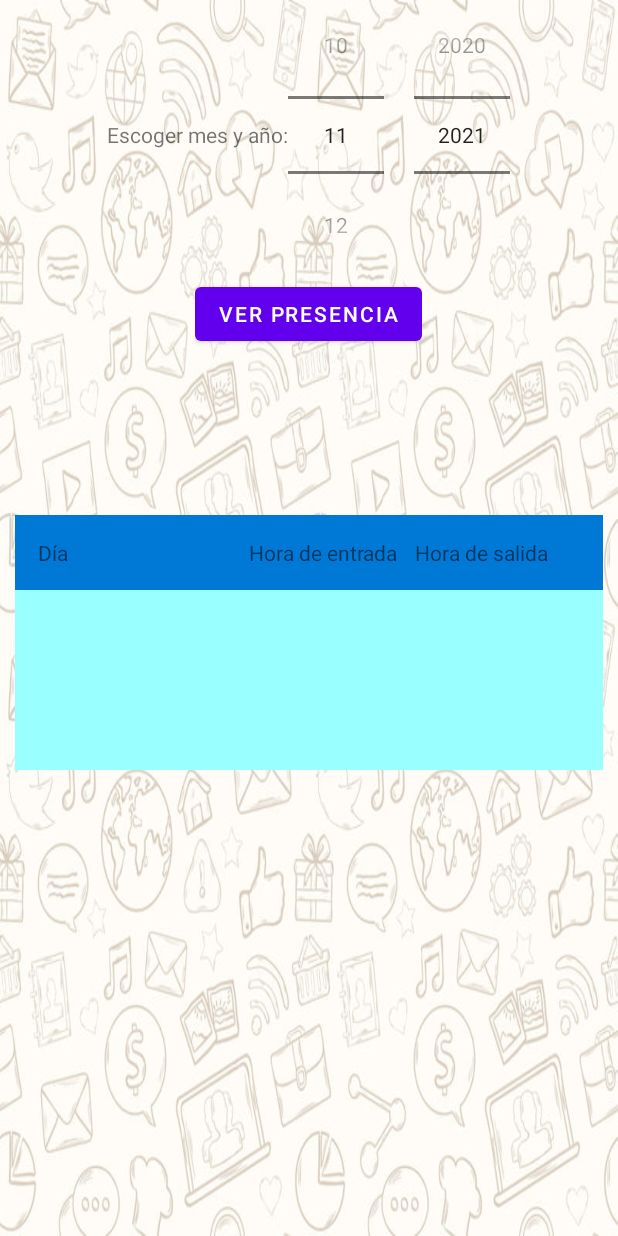
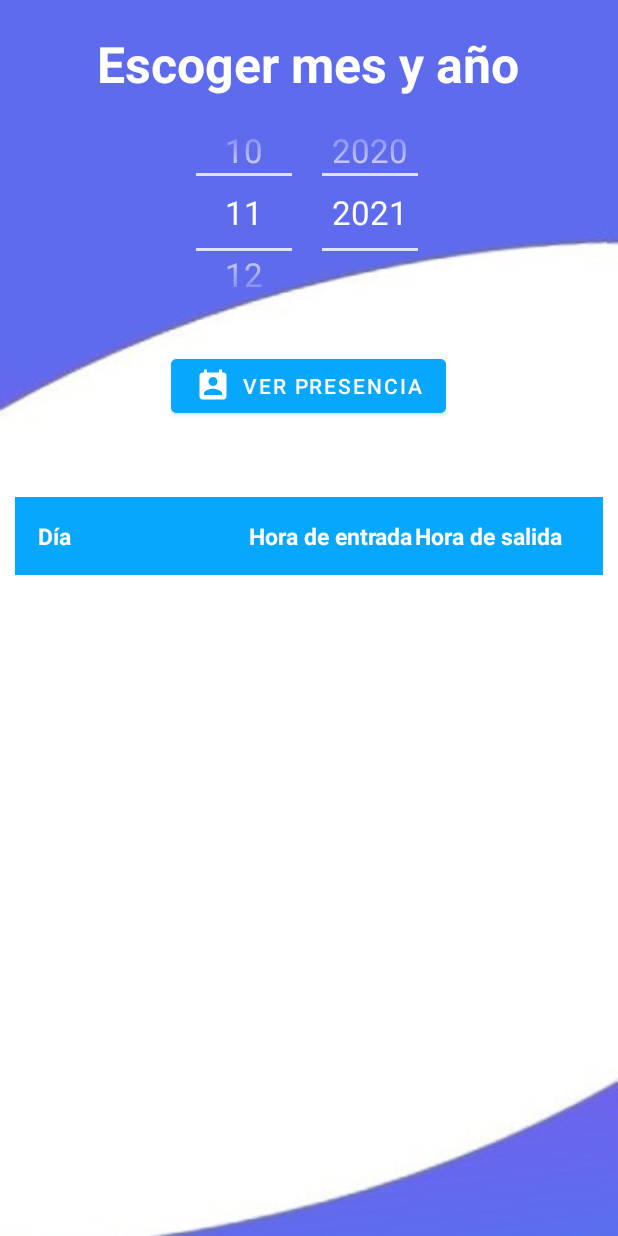
Before and after one commit to NicolasCeaPorras/ProyectoSMOV, an Android app: the PresenciaActivity screen opened directly, with no data from a screen before it, on a phone screen of 412 x 824 dp. Run offline under Robolectric (Android 15) with nearby library versions, the phone set to English and light mode, and no system bars; our stand-ins replace Firebase (no records; nobody signed in at launch, a user with empty details on screens opened directly).

Commit message:
diseño mi presencia

```diff
--- /dev/null
+++ b/app/src/main/res/drawable/ic_baseline_perm_contact_calendar_24.xml
@@ -0,0 +1,5 @@
+<vector android:height="24dp" android:tint="#FFFFFF"
+    android:viewportHeight="24" android:viewportWidth="24"
+    android:width="24dp" xmlns:android="http://schemas.android.com/apk/res/android">
+    <path android:fillColor="@android:color/white" android:pathData="M19,3h-1L18,1h-2v2L8,3L8,1L6,1v2L5,3c-1.11,0 -2,0.9 -2,2v14c0,1.1 0.89,2 2,2h14c1.1,0 2,-0.9 2,-2L21,5c0,-1.1 -0.9,-2 -2,-2zM12,6c1.66,0 3,1.34 3,3s-1.34,3 -3,3 -3,-1.34 -3,-3 1.34,-3 3,-3zM18,18L6,18v-1c0,-2 4,-3.1 6,-3.1s6,1.1 6,3.1v1z"/>
+</vector>
--- a/app/src/main/res/layout/activity_agenda.xml
+++ b/app/src/main/res/layout/activity_agenda.xml
@@ -7,7 +7,7 @@
     android:layout_height="match_parent"
     tools:context=".AgendaActivity"
     android:orientation="vertical"
-    android:background="@drawable/fondo"
+    android:background="@drawable/fondoapp"
     >
     <TextView
         android:id="@+id/textView3"
--- a/app/src/main/res/layout/activity_presencia.xml
+++ b/app/src/main/res/layout/activity_presencia.xml
@@ -4,14 +4,52 @@ xmlns:app="http://schemas.android.com/apk/res-auto"
     xmlns:tools="http://schemas.android.com/tools"
     android:layout_width="match_parent"
     android:layout_height="match_parent"
-tools:context=".PresenciaActivity"
+    android:background="@drawable/fondoapp2"
     android:orientation="vertical"
-android:background="@drawable/fondo">
+    tools:context=".PresenciaActivity">
+
 
     <LinearLayout
-        android:layout_width="fill_parent"
-        android:layout_height="fill_parent"
-        android:orientation="vertical">
+        android:layout_width="350dp"
+        android:layout_height="wrap_content"
+        android:layout_gravity="center"
+        android:layout_marginTop="20dp"
+        android:layout_marginBottom="15dp"
+        android:orientation="horizontal">
+
+        <TextView
+            android:id="@+id/textView2"
+            android:layout_width="wrap_content"
+            android:layout_height="wrap_content"
+            android:layout_weight="4"
+            android:text="@string/PresenciaCheckDate"
+            android:textAlignment="center"
+            android:textColor="#FFFFFF"
+            android:textSize="15pt"
+            android:textStyle="bold" />
+    </LinearLayout>
+
+    <LinearLayout
+        android:layout_width="350dp"
+        android:layout_height="123dp"
+        android:layout_gravity="center"
+        android:orientation="horizontal"
+        android:layout_marginBottom="30dp">
+
+        <NumberPicker
+            android:id="@+id/picker_month"
+            android:layout_width="wrap_content"
+            android:layout_height="wrap_content"
+            android:layout_marginLeft="100dp"
+            android:layout_marginRight="20dp"
+            android:theme="@style/Theme.Picker"></NumberPicker>
+
+        <NumberPicker
+            android:id="@+id/picker_year"
+            android:layout_width="wrap_content"
+            android:layout_height="wrap_content"
+            android:theme="@style/Theme.Picker"></NumberPicker>
+    </LinearLayout>
 
     <LinearLayout
         android:layout_width="wrap_content"
@@ -19,92 +57,102 @@ android:background="@drawable/fondo">
         android:layout_gravity="center"
         android:orientation="horizontal">
 
-
-            <TextView
-                android:id="@+id/textView2"
-                android:layout_width="wrap_content"
-                android:layout_height="wrap_content"
-                android:layout_marginTop="80dp"
-                android:layout_weight="3"
-                android:text="@string/PresenciaCheckDate" />
-
-            <NumberPicker
-                android:id="@+id/picker_month"
-                android:layout_width="wrap_content"
-                android:layout_height="wrap_content"
-                android:layout_marginEnd="20dp"
-                android:layout_marginRight="20dp">
-
-            </NumberPicker>
-
-            <NumberPicker
-                android:id="@+id/picker_year"
-                android:layout_width="wrap_content"
-                android:layout_height="wrap_content">
-
-            </NumberPicker>
-        </LinearLayout>
-
-        <LinearLayout
-            android:layout_width="wrap_content"
-            android:layout_height="wrap_content"
-            android:layout_gravity="center"
-            android:orientation="horizontal">
         <Button
             android:id="@+id/buttonPresencia"
             android:layout_width="wrap_content"
             android:layout_height="wrap_content"
-                android:layout_marginTop="5dp"
-                android:layout_marginBottom="10dp"
-                android:layout_weight="2"
-                android:text="@string/ButtonMiPresenciaChangeDate" />
-
+            android:backgroundTint="#06A7FD"
+            android:text="@string/ButtonMiPresenciaChangeDate"
+            android:textColorLink="#FFFFFF"
+            app:icon="@drawable/ic_baseline_perm_contact_calendar_24"
+            app:layout_constraintBottom_toBottomOf="parent"
+            app:layout_constraintEnd_toEndOf="parent"
+            app:layout_constraintHorizontal_bias="0.498"
+            app:layout_constraintStart_toStartOf="parent"
+            app:layout_constraintTop_toTopOf="parent"
+            app:layout_constraintVertical_bias="0.939" />
     </LinearLayout>
 
     <LinearLayout
-            android:orientation="vertical"
+        android:id="@+id/layoutTabla"
         android:layout_width="match_parent"
         android:layout_height="match_parent"
         android:layout_weight="1"
-            android:id="@+id/layoutTabla"
-            android:gravity="center">
+        android:gravity="center"
+        android:orientation="vertical"
+        android:layout_marginBottom="40dp">
 
         <TableLayout
             android:layout_width="fill_parent"
             android:layout_height="fill_parent"
-                android:layout_marginTop="100dp"
+            android:layout_marginTop="50dp"
             android:paddingLeft="10dp"
-                android:paddingRight="10dp" >
+            android:paddingRight="10dp">
             <!--       Cabecera         -->
-                <TableRow android:background="#0079D6" android:padding="15dp">
+
+            <TableRow
+                android:layout_width="match_parent"
+                android:layout_height="match_parent"
+                android:background="#06A7FD"
+                android:padding="15dp">
 
                 <TextView
                     android:layout_width="150dp"
                     android:layout_height="wrap_content"
                     android:layout_weight="15"
-                        android:text="@string/Header1PresenciaTable" />
+                    android:text="@string/Header1PresenciaTable"
+                    android:textColor="@color/white"
+                    android:textSize="7pt"
+                    android:textStyle="bold"
+                    app:layout_constraintBottom_toBottomOf="parent"
+                    app:layout_constraintEnd_toEndOf="parent"
+                    app:layout_constraintHorizontal_bias="0.085"
+                    app:layout_constraintStart_toStartOf="parent"
+                    app:layout_constraintTop_toTopOf="parent"
+                    app:layout_constraintVertical_bias="0.221" />
 
-                    <TextView android:text="@string/Header2PresenciaTable"
+                <TextView
                     android:layout_width="120dp"
                     android:layout_height="wrap_content"
-                        android:layout_weight="15">
-                    </TextView>
+                    android:layout_weight="15"
+                    android:text="@string/Header2PresenciaTable"
+                    android:textColor="@color/white"
+                    android:textSize="7pt"
+                    android:textStyle="bold"
+                    app:layout_constraintBottom_toBottomOf="parent"
+                    app:layout_constraintEnd_toEndOf="parent"
+                    app:layout_constraintHorizontal_bias="0.085"
+                    app:layout_constraintStart_toStartOf="parent"
+                    app:layout_constraintTop_toTopOf="parent"
+                    app:layout_constraintVertical_bias="0.221"></TextView>
 
-                    <TextView android:text="@string/Header3PresenciaTable"
+                <TextView
                     android:layout_width="120dp"
                     android:layout_height="wrap_content"
-                        android:layout_weight="15">
-                    </TextView>
+                    android:layout_weight="15"
+                    android:text="@string/Header3PresenciaTable"
+                    android:textColor="@color/white"
+                    android:textSize="7pt"
+                    android:textStyle="bold"
+                    app:layout_constraintBottom_toBottomOf="parent"
+                    app:layout_constraintEnd_toEndOf="parent"
+                    app:layout_constraintHorizontal_bias="0.085"
+                    app:layout_constraintStart_toStartOf="parent"
+                    app:layout_constraintTop_toTopOf="parent"
+                    app:layout_constraintVertical_bias="0.221"></TextView>
             </TableRow>
 
-                <ScrollView android:background="#99FFFF" android:padding="5dp" android:layout_height="120dp">
-                    <TableLayout android:id="@+id/tablaPresencia"
+            <ScrollView
+                android:layout_height="299dp"
+                android:background="#FFFFFF"
+                android:padding="5dp">
+
+                <TableLayout
+                    android:id="@+id/tablaPresencia"
                     android:layout_width="fill_parent"
-                        android:layout_height="fill_parent">
-                    </TableLayout>
+                    android:layout_height="fill_parent"></TableLayout>
             </ScrollView>
         </TableLayout>
     </LinearLayout>
-    </LinearLayout>
 
 </LinearLayout>
--- a/app/src/main/res/layout/activity_task_of_day.xml
+++ b/app/src/main/res/layout/activity_task_of_day.xml
@@ -7,7 +7,7 @@
     android:layout_height="match_parent"
     tools:context=".TaskOfDayActivity"
     android:orientation="vertical"
-    android:background="@drawable/fondo"
+    android:background="@drawable/fondoapp"
     >
 
     <TextView
@@ -27,7 +27,7 @@
         android:layout_gravity="center"
         android:layout_margin="20dp"
         android:layout_marginBottom="20dp"
-        android:background="@drawable/fondo"
+        android:background="@color/white"
         android:gravity="center"
         android:orientation="vertical">
 
--- a/app/src/main/res/layout/fragment_administator.xml
+++ b/app/src/main/res/layout/fragment_administator.xml
@@ -5,9 +5,9 @@
     xmlns:tools="http://schemas.android.com/tools"
     android:layout_width="fill_parent"
     android:layout_height="fill_parent"
-    android:background="@drawable/fondo"
+    android:background="@drawable/fondoapp"
     android:orientation="vertical"
-    android:layout_margin="40dp"
+    android:layout_margin="20dp"
     tools:context=".fragmentos.MainOfficeFragment">
 
     <TextView
--- a/app/src/main/res/layout/fragment_company_data.xml
+++ b/app/src/main/res/layout/fragment_company_data.xml
@@ -5,9 +5,9 @@
     xmlns:tools="http://schemas.android.com/tools"
     android:layout_width="fill_parent"
     android:layout_height="fill_parent"
-    android:background="@drawable/fondo"
+    android:background="@drawable/fondoapp"
     android:orientation="vertical"
-    android:layout_margin="40dp"
+    android:layout_margin="20dp"
     tools:context=".fragmentos.CompanyDataFragment">
 
     <TextView
--- a/app/src/main/res/layout/fragment_confirm_register.xml
+++ b/app/src/main/res/layout/fragment_confirm_register.xml
@@ -5,9 +5,9 @@
     xmlns:tools="http://schemas.android.com/tools"
     android:layout_width="fill_parent"
     android:layout_height="fill_parent"
-    android:background="@drawable/fondo"
+    android:background="@drawable/fondoapp"
     android:orientation="vertical"
-    android:layout_margin="40dp"
+    android:layout_margin="20dp"
     tools:context=".fragmentos.ConfirmRegisterFragment">
 
 
@@ -15,11 +15,11 @@
         android:id="@+id/CondicionesDeRegistroTitle"
         android:layout_width="match_parent"
         android:layout_height="111dp"
+        android:layout_marginTop="20dp"
         android:text="@string/CondicionesDeRegistroTitle"
-        android:textColor="#009688"
-        android:layout_marginTop="20dp"
         android:textAlignment="center"
-        android:textSize="22sp"/>
+        android:textColor="#FF5722"
+        android:textSize="22sp" />
 
     <TextView
         android:id="@+id/CondicionesDeRegistroText"
--- a/app/src/main/res/layout/fragment_main_office.xml
+++ b/app/src/main/res/layout/fragment_main_office.xml
@@ -7,7 +7,7 @@
     android:layout_height="fill_parent"
     android:background="@drawable/fondo"
     android:orientation="vertical"
-    android:layout_margin="40dp"
+    android:layout_margin="20dp"
     tools:context=".fragmentos.MainOfficeFragment">
 
         <TextView
--- a/app/src/main/res/values/strings.xml
+++ b/app/src/main/res/values/strings.xml
@@ -11,7 +11,7 @@
     <string name="cerrar_sesion">Cerrar sesión</string>
     <string name="horaentrada">Hora de entrada:</string>
     <string name="gestionUsuario">Gestión de usuarios</string>
-    <string name="miPresencia">Mi Presencia</string>
+    <string name="miPresencia">Times it</string>
     <string name="anadirUsuario">Añadir usuario</string>
     <string name="compania">Compañia: </string>
     <string name="eliminarUsuario">Eliminar usuario</string>
@@ -29,7 +29,7 @@
     <string name="apellidos">Apellidos: </string>
     <string name="telefono">Teléfono: </string>
     <string name="administrador">Administrador: </string>
-    <string name="PresenciaCheckDate">Escoger mes y año: </string>
+    <string name="PresenciaCheckDate">Escoger mes y año </string>
     <string name="ButtonMiPresenciaChangeDate">Ver presencia </string>
     <string name="Header1PresenciaTable">Día</string>
     <string name="Header2PresenciaTable">Hora de entrada </string>
--- a/app/src/main/res/values/themes.xml
+++ b/app/src/main/res/values/themes.xml
@@ -13,4 +13,11 @@
         <item name="android:statusBarColor" tools:targetApi="l">?attr/colorPrimaryVariant</item>
         <!-- Customize your theme here. -->
     </style>
+    <style name="Theme.Picker" parent="Theme.AppCompat.Light.NoActionBar" >
+<!--        <item name="android:textColorPrimary">#616aed</item>-->
+        <item name="android:textColorPrimary">@color/white</item>
+<!--        <item name="colorControlNormal">#616aed</item>-->
+        <item name="colorControlNormal">@color/white</item>
+        <item name="android:textSize">22sp</item>
+    </style>
 </resources>
```
Also changed, not shown: app/src/main/AndroidManifest.xml (+4 -4 lines), app/src/main/res/drawable/fondoapp.jpg (added), app/src/main/res/drawable/fondoapp2.jpg (added). Lines whose indentation alone changed are shown as unchanged.
